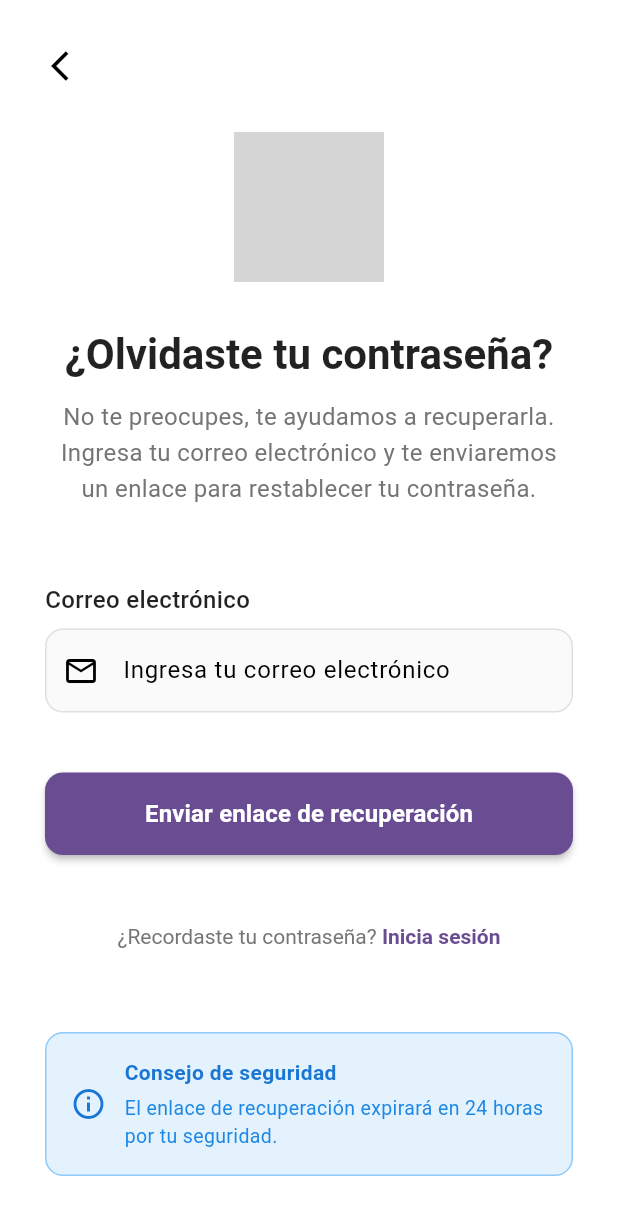
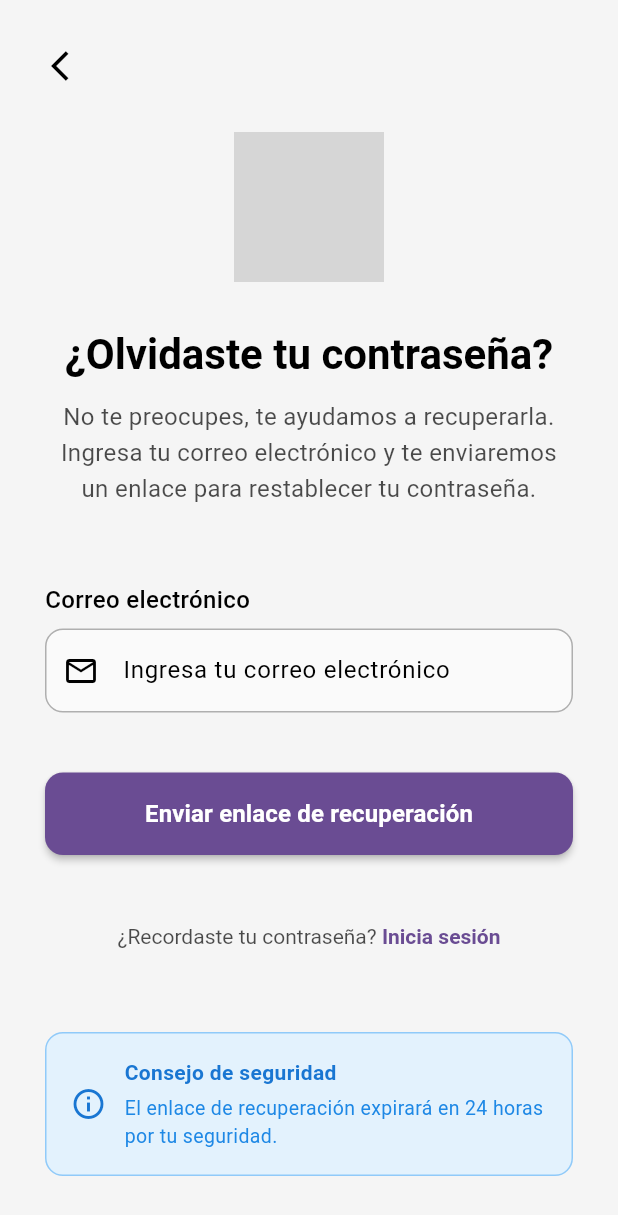
Before and after one commit to MelanieSeg/OratioLingo, a Flutter app: the ForgotPasswordScreen screen opened by its route, on a phone screen of 412 x 824 dp. Shown: the top 1215 px of the screen. Run offline on Flutter 3.47's test engine with Material 3 defaults, Android fonts, the phone set to English and light mode, and no system bars; our stand-ins replace cached_network_image, cloud_firestore, firebase_auth, firebase_core, firebase_storage, image_picker and 1 more; accounts and stored records are empty; network calls fail; grey boxes are pictures that could not be loaded.

Commit message:
correcciones pequeñas

```diff
--- a/lib/main.dart
+++ b/lib/main.dart
@@ -13,7 +13,7 @@ import 'package:OratioLingo/screens/videos.dart';
 import 'package:OratioLingo/screens/diccionario.dart';
 import 'package:OratioLingo/screens/theme_notifier.dart';
 import 'package:firebase_core/firebase_core.dart';
-import 'package:firebase_auth/firebase_auth.dart'; // Asegúrate de importar esto
+import 'package:firebase_auth/firebase_auth.dart';
 import 'package:OratioLingo/screens/progreso.dart';
 import 'package:OratioLingo/firebase_options.dart';
 import 'package:permission_handler/permission_handler.dart';
--- a/lib/screens/sesion/forgot-password.dart
+++ b/lib/screens/sesion/forgot-password.dart
@@ -29,7 +29,9 @@ class _ForgotPasswordScreenState extends State<ForgotPasswordScreen> {
     });
 
     try {
-      await FirebaseAuth.instance.sendPasswordResetEmail(email: _emailController.text.trim());
+      await FirebaseAuth.instance.sendPasswordResetEmail(
+        email: _emailController.text.trim(),
+      );
 
       // Simulamos un delay para mostrar el loading
       await Future.delayed(const Duration(seconds: 2));
@@ -42,7 +44,9 @@ class _ForgotPasswordScreenState extends State<ForgotPasswordScreen> {
         });
       }
     } catch (e) {
-      _mostrarError('Error al enviar el correo de recuperación. Inténtalo de nuevo.');
+      _mostrarError(
+        'Error al enviar el correo de recuperación. Inténtalo de nuevo.',
+      );
     } finally {
       setState(() {
         _isLoading = false;
@@ -88,9 +92,14 @@ class _ForgotPasswordScreenState extends State<ForgotPasswordScreen> {
                 ),
               ),
               const SizedBox(height: 12),
-              const Text(
+              Text(
                 'Si no encuentras el correo, revisa tu carpeta de spam.',
-                style: TextStyle(fontSize: 14, color: Colors.grey),
+                style: TextStyle(
+                  fontSize: 14,
+                  color: Theme.of(
+                    context,
+                  ).colorScheme.onSurface.withAlpha(153), // ~0.6 opacity
+                ),
               ),
             ],
           ),
@@ -125,21 +134,39 @@ class _ForgotPasswordScreenState extends State<ForgotPasswordScreen> {
         content: Text(mensaje),
         backgroundColor: Colors.red,
         behavior: SnackBarBehavior.floating,
-        shape: RoundedRectangleBorder(
-          borderRadius: BorderRadius.circular(10),
-        ),
+        shape: RoundedRectangleBorder(borderRadius: BorderRadius.circular(10)),
       ),
     );
   }
 
   @override
   Widget build(BuildContext context) {
+    // Obtenemos los colores del tema actual para usar en los contenedores
+    final Color containerColor =
+        Theme.of(context).brightness == Brightness.light
+            ? Colors.blue[50]!
+            : Colors.blue[900]!.withAlpha(77); // ~0.3 opacity
+
+    final Color containerBorderColor =
+        Theme.of(context).brightness == Brightness.light
+            ? Colors.blue[200]!
+            : Colors.blue[700]!;
+
+    final Color textFieldFillColor =
+        Theme.of(context).brightness == Brightness.light
+            ? Colors.grey[50]!
+            : Colors.grey[800]!;
+
     return Scaffold(
-      backgroundColor: Colors.white,
+      // Usar el color de fondo del tema
+      backgroundColor: Theme.of(context).scaffoldBackgroundColor,
       body: SafeArea(
         child: SingleChildScrollView(
           child: Padding(
-            padding: const EdgeInsets.symmetric(horizontal: 30.0, vertical: 20.0),
+            padding: const EdgeInsets.symmetric(
+              horizontal: 30.0,
+              vertical: 20.0,
+            ),
             child: Column(
               crossAxisAlignment: CrossAxisAlignment.start,
               children: [
@@ -163,7 +190,9 @@ class _ForgotPasswordScreenState extends State<ForgotPasswordScreen> {
                         height: 100,
                         decoration: BoxDecoration(
                           shape: BoxShape.circle,
-                          color: Theme.of(context).primaryColor.withOpacity(0.1),
+                          color: Theme.of(
+                            context,
+                          ).primaryColor.withAlpha(25), // ~0.1 opacity
                           image: const DecorationImage(
                             image: AssetImage('lib/assets/images/logo.png'),
                             fit: BoxFit.contain,
@@ -175,10 +204,8 @@ class _ForgotPasswordScreenState extends State<ForgotPasswordScreen> {
 
                       Text(
                         "¿Olvidaste tu contraseña?",
-                        style: Theme.of(context).textTheme.headlineMedium?.copyWith(
-                          fontWeight: FontWeight.bold,
-                          color: Colors.black87,
-                        ),
+                        style: Theme.of(context).textTheme.headlineMedium
+                            ?.copyWith(fontWeight: FontWeight.bold),
                         textAlign: TextAlign.center,
                       ),
 
@@ -188,7 +215,8 @@ class _ForgotPasswordScreenState extends State<ForgotPasswordScreen> {
                         "No te preocupes, te ayudamos a recuperarla. Ingresa tu correo electrónico y te enviaremos un enlace para restablecer tu contraseña.",
                         style: TextStyle(
                           fontSize: 16,
-                          color: Colors.grey[600],
+                          color: Theme.of(context).colorScheme.onSurface
+                              .withAlpha(179), // ~0.7 opacity
                           height: 1.5,
                         ),
                         textAlign: TextAlign.center,
@@ -205,12 +233,12 @@ class _ForgotPasswordScreenState extends State<ForgotPasswordScreen> {
                   child: Column(
                     crossAxisAlignment: CrossAxisAlignment.start,
                     children: [
-                      const Text(
+                      Text(
                         'Correo electrónico',
                         style: TextStyle(
                           fontSize: 16,
                           fontWeight: FontWeight.w500,
-                          color: Colors.black87,
+                          color: Theme.of(context).colorScheme.onSurface,
                         ),
                       ),
                       const SizedBox(height: 8),
@@ -224,11 +252,13 @@ class _ForgotPasswordScreenState extends State<ForgotPasswordScreen> {
                           prefixIcon: const Icon(Icons.email_outlined),
                           border: OutlineInputBorder(
                             borderRadius: BorderRadius.circular(12),
-                            borderSide: BorderSide(color: Colors.grey[300]!),
                           ),
                           enabledBorder: OutlineInputBorder(
                             borderRadius: BorderRadius.circular(12),
-                            borderSide: BorderSide(color: Colors.grey[300]!),
+                            borderSide: BorderSide(
+                              color: Theme.of(context).colorScheme.onSurface
+                                  .withAlpha(77), // ~0.3 opacity
+                            ),
                           ),
                           focusedBorder: OutlineInputBorder(
                             borderRadius: BorderRadius.circular(12),
@@ -238,13 +268,15 @@ class _ForgotPasswordScreenState extends State<ForgotPasswordScreen> {
                             ),
                           ),
                           filled: true,
-                          fillColor: Colors.grey[50],
+                          fillColor: textFieldFillColor,
                         ),
                         validator: (value) {
                           if (value == null || value.isEmpty) {
                             return 'Por favor ingresa tu correo electrónico';
                           }
-                          if (!RegExp(r'^[\w-\.]+@([\w-]+\.)+[\w-]{2,4}$').hasMatch(value)) {
+                          if (!RegExp(
+                            r'^[\w-\.]+@([\w-]+\.)+[\w-]{2,4}$',
+                          ).hasMatch(value)) {
                             return 'Por favor ingresa un correo válido';
                           }
                           return null;
@@ -270,13 +302,16 @@ class _ForgotPasswordScreenState extends State<ForgotPasswordScreen> {
                       ),
                       elevation: 2,
                     ),
-                    child: _isLoading
+                    child:
+                        _isLoading
                             ? const SizedBox(
                               height: 20,
                               width: 20,
                               child: CircularProgressIndicator(
                                 strokeWidth: 2,
-                              valueColor: AlwaysStoppedAnimation<Color>(Colors.white),
+                                valueColor: AlwaysStoppedAnimation<Color>(
+                                  Colors.white,
+                                ),
                               ),
                             )
                             : const Text(
@@ -299,7 +334,8 @@ class _ForgotPasswordScreenState extends State<ForgotPasswordScreen> {
                       text: TextSpan(
                         text: '¿Recordaste tu contraseña? ',
                         style: TextStyle(
-                          color: Colors.grey[600],
+                          color: Theme.of(context).colorScheme.onSurface
+                              .withAlpha(179), // ~0.7 opacity
                           fontSize: 14,
                         ),
                         children: [
@@ -322,15 +358,18 @@ class _ForgotPasswordScreenState extends State<ForgotPasswordScreen> {
                 Container(
                   padding: const EdgeInsets.all(16),
                   decoration: BoxDecoration(
-                    color: Colors.blue[50],
+                    color: containerColor,
                     borderRadius: BorderRadius.circular(12),
-                    border: Border.all(color: Colors.blue[200]!),
+                    border: Border.all(color: containerBorderColor),
                   ),
                   child: Row(
                     children: [
                       Icon(
                         Icons.info_outline,
-                        color: Colors.blue[700],
+                        color:
+                            Theme.of(context).brightness == Brightness.light
+                                ? Colors.blue[700]
+                                : Colors.blue[300],
                         size: 24,
                       ),
                       const SizedBox(width: 12),
@@ -342,7 +381,11 @@ class _ForgotPasswordScreenState extends State<ForgotPasswordScreen> {
                               'Consejo de seguridad',
                               style: TextStyle(
                                 fontWeight: FontWeight.w600,
-                                color: Colors.blue[700],
+                                color:
+                                    Theme.of(context).brightness ==
+                                            Brightness.light
+                                        ? Colors.blue[700]
+                                        : Colors.blue[300],
                                 fontSize: 14,
                               ),
                             ),
@@ -350,7 +393,11 @@ class _ForgotPasswordScreenState extends State<ForgotPasswordScreen> {
                             Text(
                               'El enlace de recuperación expirará en 24 horas por tu seguridad.',
                               style: TextStyle(
-                                color: Colors.blue[600],
+                                color:
+                                    Theme.of(context).brightness ==
+                                            Brightness.light
+                                        ? Colors.blue[600]
+                                        : Colors.blue[200],
                                 fontSize: 13,
                               ),
                             ),
```
Also changed, not shown: lib/screens/sesion/change-password.dart (+76 -32 lines). Lines whose indentation alone changed are shown as unchanged.
